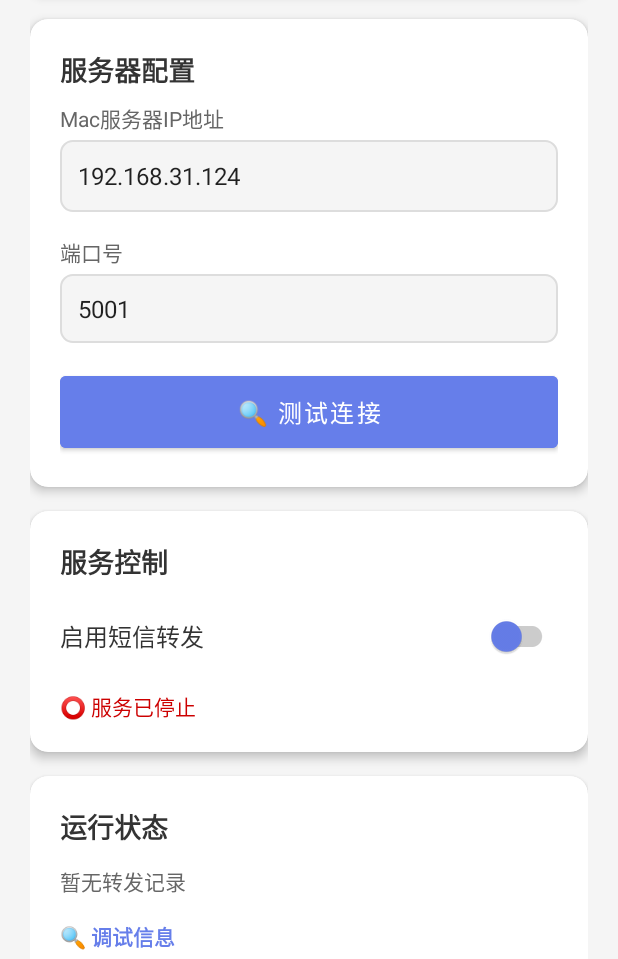
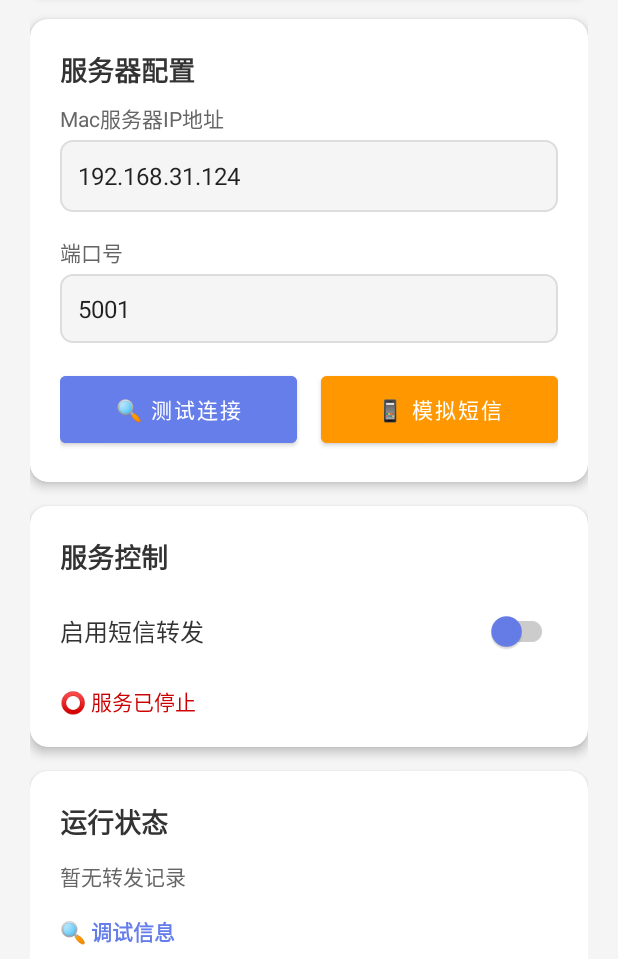
Before and after one commit to codingChang/msgCode, an Android app: the screen it shows after launch (MainActivity), on a phone screen of 412 x 824 dp, the part 277-1236 px from its top. Run offline under Robolectric (Android 15) with nearby library versions, the light colour scheme and no system bars.

Commit message:
Fix layout and app improvements

```diff
--- a/android-app/app/src/main/res/layout/activity_main.xml
+++ b/android-app/app/src/main/res/layout/activity_main.xml
@@ -103,16 +103,36 @@
                     android:padding="12dp"
                     android:textSize="16sp" />
 
-                <Button
-                    android:id="@+id/btnTest"
+                <LinearLayout
                     android:layout_width="match_parent"
                     android:layout_height="wrap_content"
                     android:layout_marginTop="16dp"
-                    android:backgroundTint="#667EEA"
-                    android:padding="12dp"
-                    android:text="🔍 测试连接"
-                    android:textColor="#FFF"
-                    android:textSize="16sp" />
+                    android:orientation="horizontal">
+
+                    <Button
+                        android:id="@+id/btnTest"
+                        android:layout_width="0dp"
+                        android:layout_height="wrap_content"
+                        android:layout_weight="1"
+                        android:layout_marginEnd="8dp"
+                        android:backgroundTint="#667EEA"
+                        android:padding="12dp"
+                        android:text="🔍 测试连接"
+                        android:textColor="#FFF"
+                        android:textSize="14sp" />
+
+                    <Button
+                        android:id="@+id/btnTestSms"
+                        android:layout_width="0dp"
+                        android:layout_height="wrap_content"
+                        android:layout_weight="1"
+                        android:layout_marginStart="8dp"
+                        android:backgroundTint="#FF9800"
+                        android:padding="12dp"
+                        android:text="📱 模拟短信"
+                        android:textColor="#FFF"
+                        android:textSize="14sp" />
+                </LinearLayout>
             </LinearLayout>
         </androidx.cardview.widget.CardView>
 
```
